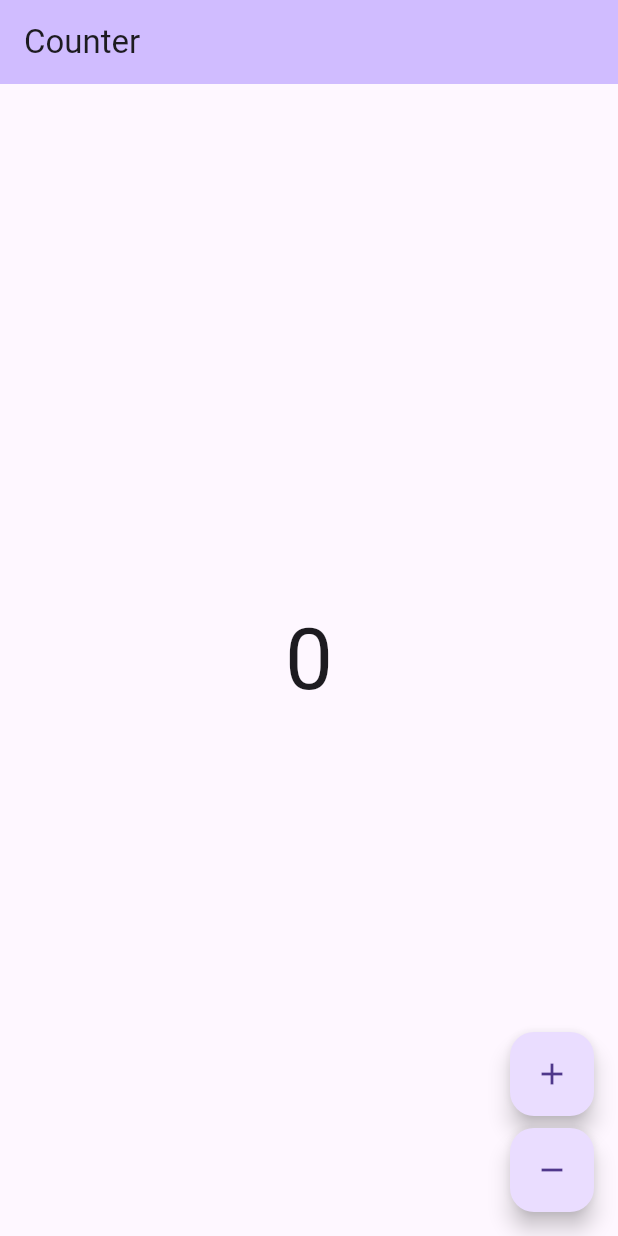
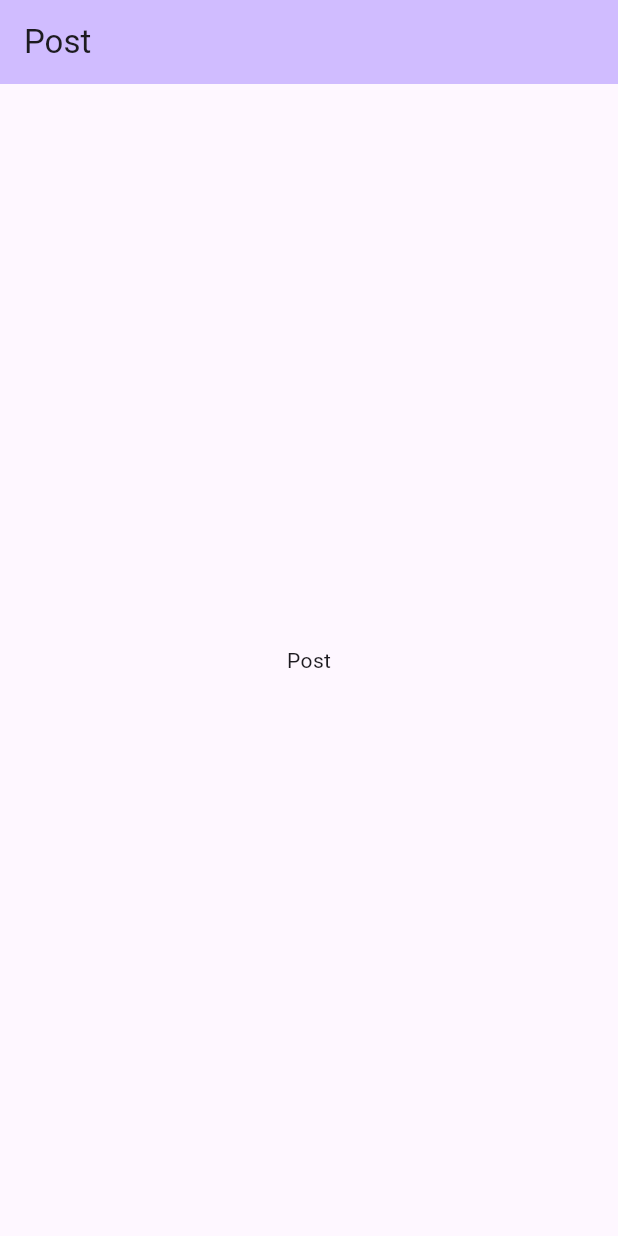
Before and after one commit to SamuelMauricioL/flutter_blog_app, a Flutter app: the screen it shows after launch, on a phone screen of 412 x 824 dp. Run offline on Flutter 3.47's test engine with Material 3 defaults, Android fonts, the phone set to English and light mode, and no system bars; our stand-ins replace bloc, flutter_bloc; generated files the repository leaves out were written again.

Commit message:
chore: add post blank screen

```diff
--- a/lib/app/view/app.dart
+++ b/lib/app/view/app.dart
@@ -1,6 +1,6 @@
 import 'package:flutter/material.dart';
-import 'package:flutter_blog_app/counter/counter.dart';
 import 'package:flutter_blog_app/l10n/l10n.dart';
+import 'package:flutter_blog_app/posts/view/post_view.dart';
 
 class App extends StatelessWidget {
   const App({super.key});
@@ -16,7 +16,7 @@ class App extends StatelessWidget {
       ),
       localizationsDelegates: AppLocalizations.localizationsDelegates,
       supportedLocales: AppLocalizations.supportedLocales,
-      home: const CounterPage(),
+      home: const PostView(),
     );
   }
 }
--- /dev/null
+++ b/lib/posts/view/post_view.dart
@@ -0,0 +1,26 @@
+import 'package:flutter/material.dart';
+
+class PostView extends StatelessWidget {
+  const PostView({super.key});
+
+  @override
+  Widget build(BuildContext context) {
+    return const PostBody();
+  }
+}
+
+class PostBody extends StatelessWidget {
+  const PostBody({super.key});
+
+  @override
+  Widget build(BuildContext context) {
+    return Scaffold(
+      appBar: AppBar(
+        title: const Text('Post'),
+      ),
+      body: const Center(
+        child: Text('Post'),
+      ),
+    );
+  }
+}
```
Also changed, not shown: 5 other files.
